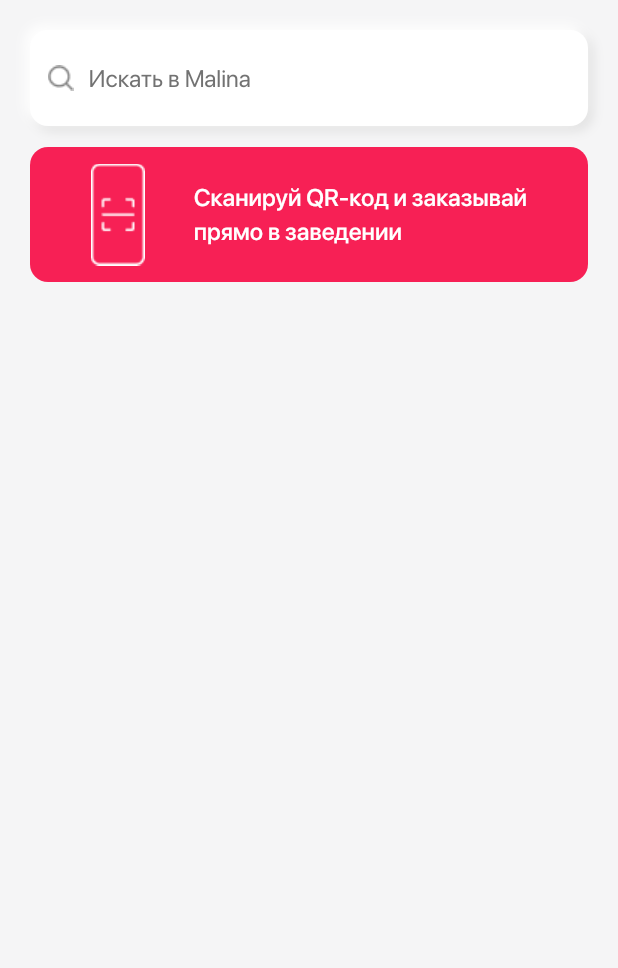
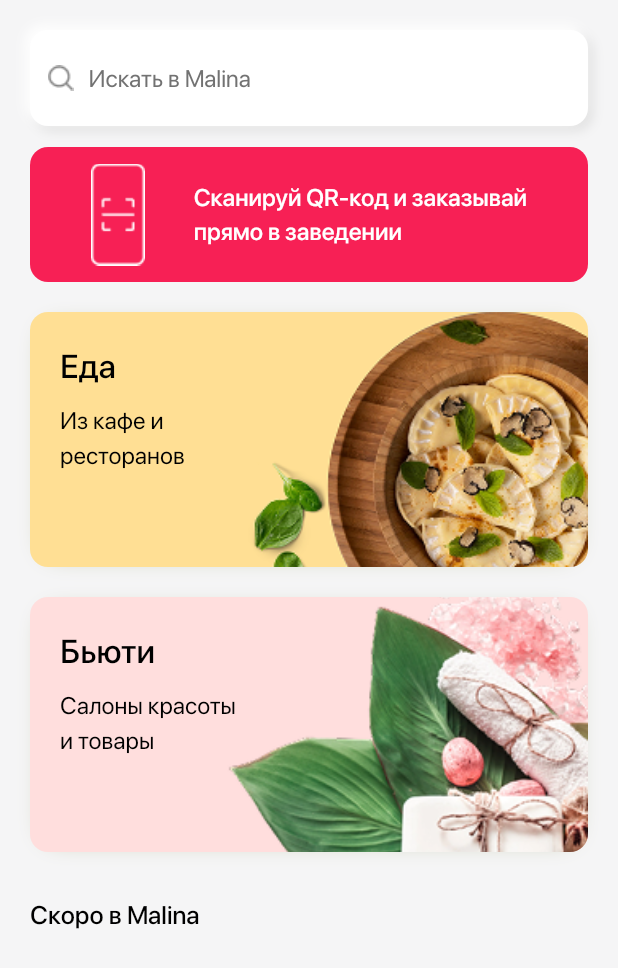
Before and after one commit to ibrahimsiam25/malina, a Flutter app: the screen it shows after launch, on a phone screen of 412 x 824 dp. Shown: the top 968 px of the screen. Run offline on Flutter 3.47's test engine with Material 3 defaults, Android fonts, the light colour scheme and no system bars; our stand-ins replace go_router; project files that could hold a hidden picture were left out.

Commit message:
Add new images and update styles for home view
Added new images for beauty and food sections. Updated text styles and added new styles for text weights. Created custom widgets for beauty and food images and integrated them into the home view body. Adjusted the layout to include the new sections and text.

```diff
--- a/lib/core/theme/app_color.dart
+++ b/lib/core/theme/app_color.dart
@@ -6,4 +6,9 @@ abstract class AppColors {
   static const Color gray = Color(0xFF727272);
   static const Color black = Color(0xFF000000);
   static const Color white = Color(0xFFFFFFFF);
+  static const Color beauty = Color(0xFFFFDEDD);
+  static const Color shadow = Color(0x5F67731A);
+
+
+
 }
--- a/lib/core/theme/app_text_style.dart
+++ b/lib/core/theme/app_text_style.dart
@@ -1,18 +1,35 @@
-
 import 'package:flutter/material.dart';
 import 'package:malina/core/theme/app_color.dart';
 
 abstract class AppTextStyles {
-  static TextStyle grayS16F400 = TextStyle(
+  static TextStyle grayS16W400 = TextStyle(
     fontWeight: FontWeight.w400,
     fontSize: 16,
     letterSpacing: 0.0,
     color: AppColors.gray,
   );
-    static TextStyle whiteS16F500 = TextStyle(
+  static TextStyle whiteS16W500 = TextStyle(
     fontWeight: FontWeight.w500,
     fontSize: 16,
     letterSpacing: 0.0,
     color: AppColors.white,
   );
+  static TextStyle blackS22W500 = TextStyle(
+    fontWeight: FontWeight.w500,
+    fontSize: 22,
+    letterSpacing: 0.0,
+    color: AppColors.black,
+  );
+  static TextStyle blackS16W300 = TextStyle(
+    fontWeight: FontWeight.w300,
+    fontSize: 16,
+    letterSpacing: 0.0,
+    color: AppColors.black,
+  );
+  static TextStyle blackS17W500 = TextStyle(
+    fontWeight: FontWeight.w500,
+    fontSize: 17,
+    letterSpacing: 0.0,
+    color: AppColors.black,
+  );
 }
--- a/lib/core/utils/app_assets.dart
+++ b/lib/core/utils/app_assets.dart
@@ -2,4 +2,6 @@ class AppAssets {
   static const spalsh = 'assets/images/LOGO MALINA.png';
   static const searchIcon = 'assets/images/Vector.png';
   static const scannerIcon = 'assets/images/Frame.png';
+  static const food  = 'assets/images/image 1827.png';
+  static const beauty  = 'assets/images/image 1826.png';
 }
--- /dev/null
+++ b/lib/features/home/presentation/views/widgets/custom_beauty_image.dart
@@ -0,0 +1,62 @@
+import 'package:flutter/material.dart';
+import 'package:malina/core/theme/app_text_style.dart';
+
+import '../../../../../core/theme/app_color.dart';
+import '../../../../../core/utils/app_assets.dart';
+
+class CustomBeautyImage extends StatelessWidget {
+  const CustomBeautyImage({
+    super.key,
+  });
+
+  @override
+  Widget build(BuildContext context) {
+    return Container(
+      height: 170,
+      width: double.infinity,
+      decoration: BoxDecoration(
+        borderRadius: BorderRadius.circular(12),
+        color: AppColors.beauty,
+        boxShadow: [
+          BoxShadow(
+            color: AppColors.shadow,
+            blurRadius: 12,
+            spreadRadius: -8,
+            offset: Offset(0, 1),
+          ),
+        ],
+      ),
+      child: Stack(
+        children: [
+          ClipRRect(
+            borderRadius: BorderRadius.circular(12),
+            child: Image.asset(
+              AppAssets.beauty,
+              fit: BoxFit.cover,
+              width: double.infinity,
+              height: double.infinity,
+            ),
+          ),
+          Positioned(
+            top: 20,
+            left: 20,
+            child: Column(
+              crossAxisAlignment: CrossAxisAlignment.start,
+              children: [
+                Text(
+                  "Бьюти",
+                  style: AppTextStyles.blackS22W500,
+                ),
+                SizedBox(height: 10),
+                Text(
+                  "Салоны красоты\nи товары",
+                  style: AppTextStyles.blackS16W300,
+                ),
+              ],
+            ),
+          ),
+        ],
+      ),
+    );
+  }
+}
--- /dev/null
+++ b/lib/features/home/presentation/views/widgets/custom_food_image.dart
@@ -0,0 +1,59 @@
+import 'package:flutter/material.dart';
+import 'package:malina/core/theme/app_color.dart';
+
+import '../../../../../core/theme/app_text_style.dart';
+import '../../../../../core/utils/app_assets.dart';
+
+class CustomFoodImage extends StatelessWidget {
+  const CustomFoodImage({super.key});
+
+  @override
+  Widget build(BuildContext context) {
+    return Container(
+      height: 170,
+      width: double.infinity,
+      decoration: BoxDecoration(
+        borderRadius: BorderRadius.circular(12),
+        boxShadow: [
+          BoxShadow(
+            color: AppColors.shadow,
+            blurRadius: 12,
+            spreadRadius: -8,
+            offset: Offset(0, 1),
+          ),
+        ],
+      ),
+      child: Stack(
+        children: [
+          ClipRRect(
+            borderRadius: BorderRadius.circular(12),
+            child: Image.asset(
+              AppAssets.food,
+              fit: BoxFit.cover,
+              width: double.infinity,
+              height: double.infinity,
+            ),
+          ),
+          Positioned(
+            top: 20,
+            left: 20,
+            child: Column(
+              crossAxisAlignment: CrossAxisAlignment.start,
+              children: [
+                Text(
+                  "Еда",
+                  style: AppTextStyles.blackS22W500,
+                ),
+                SizedBox(height: 10),
+                Text(
+                  "Из кафе и\nресторанов",
+                  style: AppTextStyles.blackS16W300,
+                ),
+              ],
+            ),
+          ),
+        ],
+      ),
+    );
+  }
+}
--- a/lib/features/home/presentation/views/widgets/custom_scanner_container.dart
+++ b/lib/features/home/presentation/views/widgets/custom_scanner_container.dart
@@ -30,7 +30,7 @@ class CustomScannerContainer extends StatelessWidget {
           ),
           Text(
             "Сканируй QR-код и заказывай\nпрямо в заведении",
-            style: AppTextStyles.whiteS16F500,
+            style: AppTextStyles.whiteS16W500,
           ),
           Spacer(
             flex: 5,
--- a/lib/features/home/presentation/views/widgets/custom_search_bar.dart
+++ b/lib/features/home/presentation/views/widgets/custom_search_bar.dart
@@ -35,7 +35,7 @@ class CustomSearchBar extends StatelessWidget {
             child: TextField(
               decoration: InputDecoration(
                 border: InputBorder.none,
-                hintStyle: AppTextStyles.grayS16F400,
+                hintStyle: AppTextStyles.grayS16W400,
                 hintText: "Искать в Malina"
               ),
             ),
--- a/lib/features/home/presentation/views/widgets/home_view_body.dart
+++ b/lib/features/home/presentation/views/widgets/home_view_body.dart
@@ -1,8 +1,12 @@
 import 'package:flutter/material.dart';
+import 'package:malina/core/theme/app_text_style.dart';
+import 'package:malina/features/home/presentation/views/widgets/custom_beauty_image.dart';
+import 'package:malina/features/home/presentation/views/widgets/custom_food_image.dart';
 import 'package:malina/features/home/presentation/views/widgets/custom_scanner_container.dart';
 import 'package:malina/features/home/presentation/views/widgets/custom_search_bar.dart';
 
-
+import '../../../../../core/theme/app_color.dart';
+import '../../../../../core/utils/app_assets.dart';
 
 class HomeViewBody extends StatelessWidget {
   const HomeViewBody({super.key});
@@ -11,13 +15,28 @@ class HomeViewBody extends StatelessWidget {
   Widget build(BuildContext context) {
     return Padding(
       padding: const EdgeInsets.symmetric(horizontal: 20),
+      child: SingleChildScrollView(
         child: Column(
+       crossAxisAlignment: CrossAxisAlignment.start,
           children: [
             const SizedBox(height: 20),
             const CustomSearchBar(),
             const SizedBox(height: 14),
-          CustomScannerContainer()
+            CustomScannerContainer(),
+            const SizedBox(height: 20),
+            CustomFoodImage(),
+            const SizedBox(height: 20),
+            CustomBeautyImage(),
+            const SizedBox(
+              height: 30,
+            ),
+            Text(
+              "Скоро в Malina",
+              style: AppTextStyles.blackS17W500,
+              textAlign: TextAlign.left,
+            )
           ],
+        ),
       ),
     );
   }
```
Also changed, not shown: assets/images/image 1826.png (added), assets/images/image 1827.png (added). Lines whose indentation alone changed are shown as unchanged.
